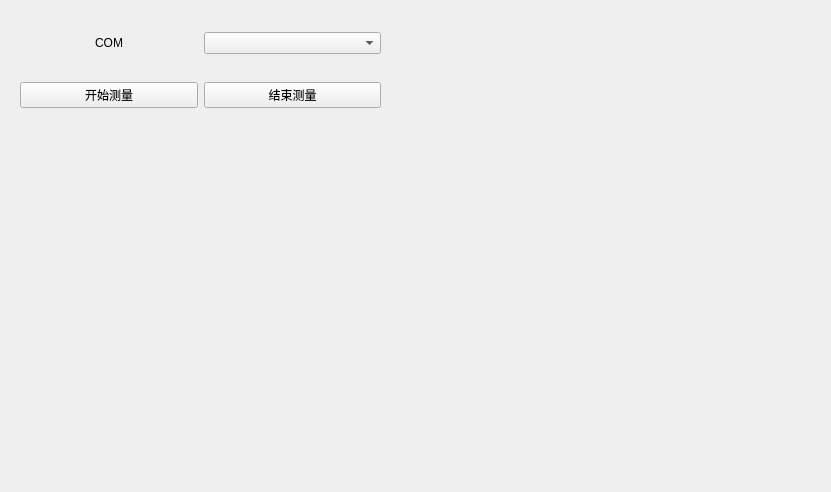
Before: the Qt Designer form TZD.ui in AaronGe88/TZD, drawn with Qt 5.
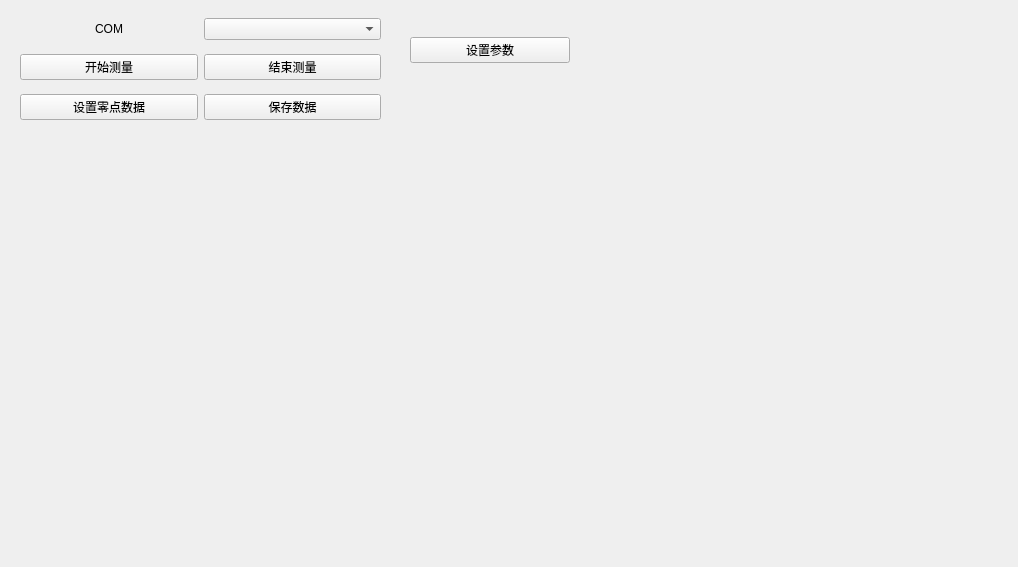
After: the same form once the commit is applied. Custom widgets are drawn as their Qt base class.

The edit to the form file:
```diff
--- a/TZD.ui
+++ b/TZD.ui
@@ -6,8 +6,8 @@
    <rect>
     <x>0</x>
     <y>0</y>
-    <width>831</width>
-    <height>492</height>
+    <width>1018</width>
+    <height>567</height>
    </rect>
   </property>
   <property name="windowTitle">
@@ -40,16 +40,6 @@
       </property>
      </widget>
     </item>
-    <item row="1" column="1">
-     <widget class="QPushButton" name="btnEnd">
-      <property name="text">
-       <string>结束测量</string>
-      </property>
-     </widget>
-    </item>
-    <item row="0" column="1">
-     <widget class="QComboBox" name="comboBox"/>
-    </item>
     <item row="0" column="0">
      <widget class="QLabel" name="label">
       <property name="text">
@@ -57,6 +47,49 @@
       </property>
       <property name="alignment">
        <set>Qt::AlignCenter</set>
+      </property>
+     </widget>
+    </item>
+    <item row="0" column="1">
+     <widget class="QComboBox" name="comboBox"/>
+    </item>
+    <item row="1" column="1">
+     <widget class="QPushButton" name="btnEnd">
+      <property name="text">
+       <string>结束测量</string>
+      </property>
+     </widget>
+    </item>
+    <item row="2" column="0">
+     <widget class="QPushButton" name="btnZero">
+      <property name="text">
+       <string>设置零点数据</string>
+      </property>
+     </widget>
+    </item>
+    <item row="2" column="1">
+     <widget class="QPushButton" name="btnSave">
+      <property name="text">
+       <string>保存数据</string>
+      </property>
+     </widget>
+    </item>
+   </layout>
+  </widget>
+  <widget class="QWidget" name="gridLayoutWidget_2">
+   <property name="geometry">
+    <rect>
+     <x>410</x>
+     <y>10</y>
+     <width>160</width>
+     <height>80</height>
+    </rect>
+   </property>
+   <layout class="QGridLayout" name="gridLayout_2">
+    <item row="0" column="0">
+     <widget class="QPushButton" name="btnSetParameters">
+      <property name="text">
+       <string>设置参数</string>
       </property>
      </widget>
     </item>
```
